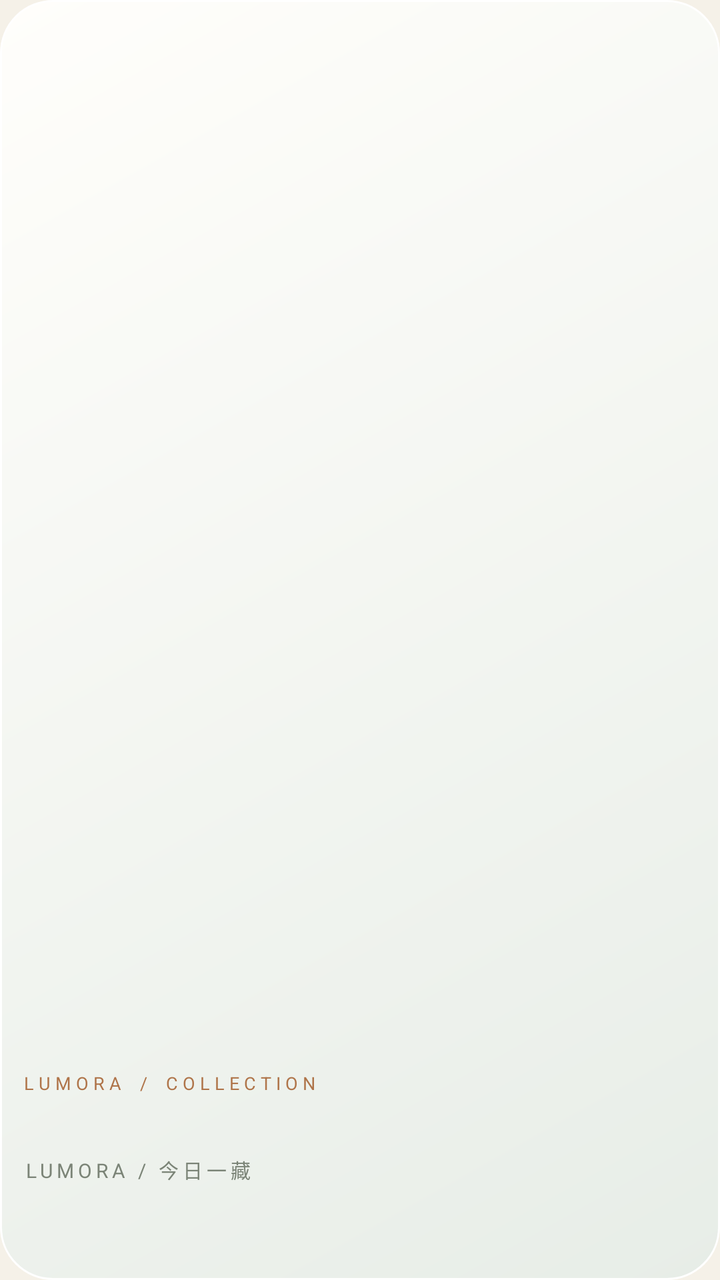
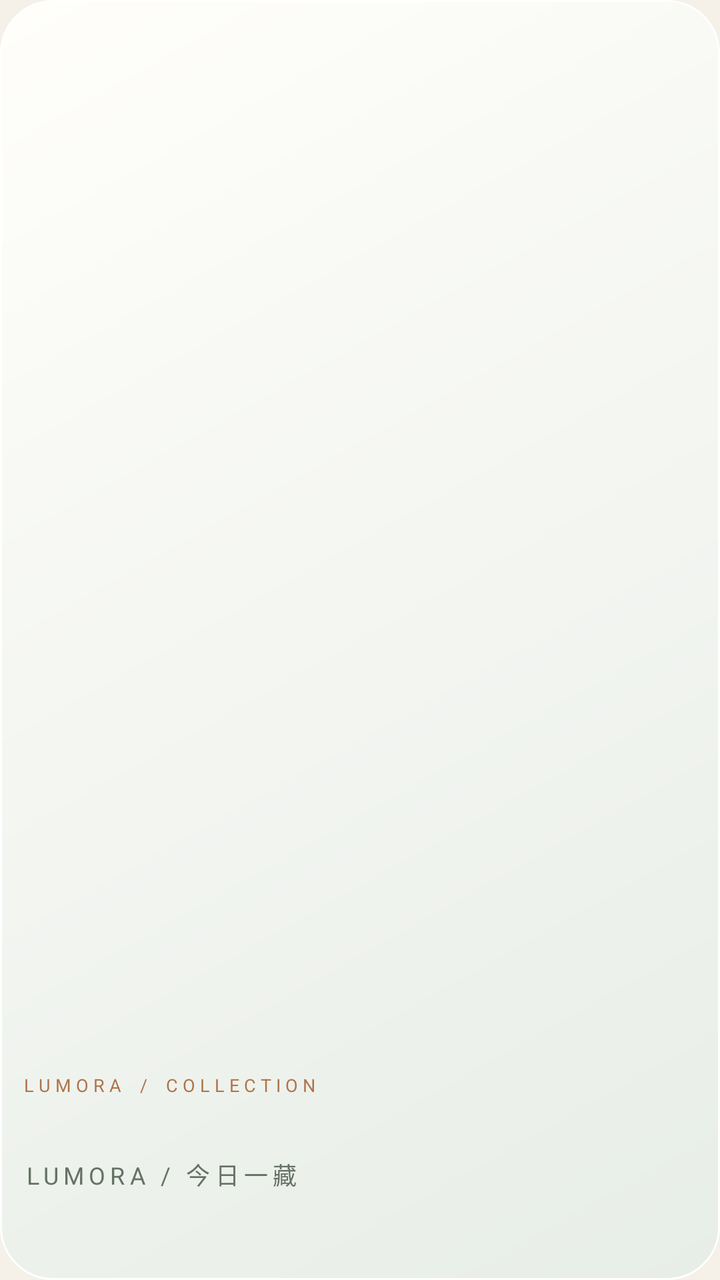

The first picture is an Android layout as it rendered before a commit; the second is the same layout after the commit. The layout source and the unified diff follow.
<!-- AndroidManifest.xml: application theme Theme.Lumora -->
<!-- res/layout/widget_collectible.xml -->
<?xml version="1.0" encoding="utf-8"?>
<LinearLayout xmlns:android="http://schemas.android.com/apk/res/android"
    android:id="@+id/widget_root"
    android:layout_width="match_parent"
    android:layout_height="match_parent"
    android:orientation="vertical"
    android:padding="12dp"
    android:background="@drawable/widget_bg">

    <ImageView
        android:id="@+id/widget_art"
        android:layout_width="match_parent"
        android:layout_height="0dp"
        android:layout_weight="1"
        android:scaleType="centerCrop"
        android:contentDescription="@string/widget_desc" />

    <TextView
        android:layout_width="wrap_content"
        android:layout_height="wrap_content"
        android:layout_marginTop="10dp"
        android:text="L U M O R A    /    C O L L E C T I O N"
        android:textColor="#AF7449"
        android:textSize="9sp" />

    <TextView
        android:id="@+id/widget_title"
        android:layout_width="match_parent"
        android:layout_height="wrap_content"
        android:layout_marginTop="4dp"
        android:fontFamily="serif"
        android:maxLines="1"
        android:ellipsize="end"
        android:textColor="#183B38"
        android:textSize="18sp" />

    <TextView
        android:id="@+id/widget_sub"
        android:layout_width="match_parent"
        android:layout_height="wrap_content"
        android:layout_marginTop="2dp"
        android:letterSpacing="0.2"
        android:textColor="#7B8477"
        android:textSize="10sp"
        android:text="LUMORA / 今日一藏" />

    <TextView
        android:id="@+id/widget_next"
        android:layout_width="match_parent"
        android:layout_height="36dp"
        android:gravity="end|center_vertical"
        android:textColor="#183B38"
        android:textSize="12sp"
        android:contentDescription="浏览下一件藏品" />
</LinearLayout>
<!-- resources referenced by this layout -->
<resources>
  <!-- drawable widget_bg (drawable) -->
  <?xml version="1.0" encoding="utf-8"?>
  <shape xmlns:android="http://schemas.android.com/apk/res/android"
      android:shape="rectangle">
      <gradient android:startColor="#FFFFFEFB" android:endColor="#E7EDE7"
          android:angle="315" />
      <stroke android:width="1dp" android:color="#FFFFFFFF" />
      <corners android:radius="26dp" />
  </shape>
  <string name="widget_desc">你最近心动的藏品，安静地躺在桌面。</string>
  <style name="Theme.Lumora" parent="android:Theme.Material.Light.NoActionBar">
          <item name="android:windowBackground">@color/paper</item>
          <item name="android:colorPrimary">@color/ink</item>
          <item name="android:colorAccent">@color/copper</item>
          <item name="android:statusBarColor">@color/paper</item>
          <item name="android:navigationBarColor">@color/paper</item>
          <item name="android:windowLightStatusBar">true</item>
          <item name="android:windowDrawsSystemBarBackgrounds">true</item>
      </style>
  <color name="paper">#F5F1E8</color>
  <color name="ink">#183B38</color>
  <color name="copper">#AF7449</color>
</resources>

<!-- the commit's change to res/layout/widget_collectible.xml (unified diff, before → after) -->
@@ -40,16 +40,18 @@
         android:layout_height="wrap_content"
         android:layout_marginTop="2dp"
         android:letterSpacing="0.2"
-        android:textColor="#7B8477"
-        android:textSize="10sp"
+        android:maxLines="1"
+        android:ellipsize="end"
+        android:textColor="#667265"
+        android:textSize="12sp"
         android:text="LUMORA / 今日一藏" />
 
     <TextView
         android:id="@+id/widget_next"
         android:layout_width="match_parent"
-        android:layout_height="36dp"
+        android:layout_height="32dp"
         android:gravity="end|center_vertical"
         android:textColor="#183B38"
         android:textSize="12sp"
-        android:contentDescription="浏览下一件藏品" />
+        android:contentDescription="@string/widget_next_desc" />
 </LinearLayout>
<!-- resource entries referenced after the edit -->
@@ -10,6 +10,7 @@
       <corners android:radius="26dp" />
   </shape>
   <string name="widget_desc">你最近心动的藏品，安静地躺在桌面。</string>
+  <string name="widget_next_desc">浏览下一件藏品</string>
   <style name="Theme.Lumora" parent="android:Theme.Material.Light.NoActionBar">
           <item name="android:windowBackground">@color/paper</item>
           <item name="android:colorPrimary">@color/ink</item>
